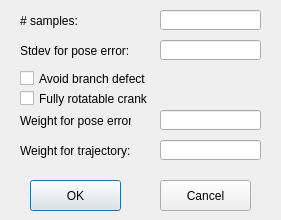
Before: the Qt Designer form BurmesterTheoryThreePosition/LinkageSynthesisOptionDialog.ui in gnishida/BurmesterTheoryThreePosition, drawn with Qt 5.
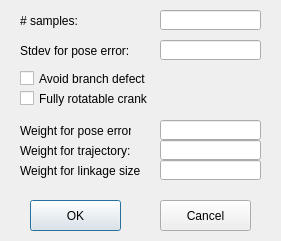
After: the same form once the commit is applied.

Diff of the .ui file:
```diff
--- a/BurmesterTheoryThreePosition/LinkageSynthesisOptionDialog.ui
+++ b/BurmesterTheoryThreePosition/LinkageSynthesisOptionDialog.ui
@@ -7,7 +7,7 @@
     <x>0</x>
     <y>0</y>
     <width>281</width>
-    <height>220</height>
+    <height>241</height>
    </rect>
   </property>
   <property name="windowTitle">
@@ -89,7 +89,7 @@
    <property name="geometry">
     <rect>
      <x>30</x>
-     <y>180</y>
+     <y>200</y>
      <width>91</width>
      <height>31</height>
     </rect>
@@ -102,7 +102,7 @@
    <property name="geometry">
     <rect>
      <x>160</x>
-     <y>180</y>
+     <y>200</y>
      <width>91</width>
      <height>31</height>
     </rect>
@@ -115,7 +115,7 @@
    <property name="geometry">
     <rect>
      <x>160</x>
-     <y>110</y>
+     <y>120</y>
      <width>101</width>
      <height>20</height>
     </rect>
@@ -125,7 +125,7 @@
    <property name="geometry">
     <rect>
      <x>20</x>
-     <y>110</y>
+     <y>120</y>
      <width>111</width>
      <height>21</height>
     </rect>
@@ -157,6 +157,29 @@
     <string>Weight for trajectory:</string>
    </property>
   </widget>
+  <widget class="QLabel" name="label_5">
+   <property name="geometry">
+    <rect>
+     <x>20</x>
+     <y>160</y>
+     <width>121</width>
+     <height>21</height>
+    </rect>
+   </property>
+   <property name="text">
+    <string>Weight for linkage size:</string>
+   </property>
+  </widget>
+  <widget class="QLineEdit" name="lineEditSizeWeight">
+   <property name="geometry">
+    <rect>
+     <x>160</x>
+     <y>160</y>
+     <width>101</width>
+     <height>20</height>
+    </rect>
+   </property>
+  </widget>
  </widget>
  <layoutdefault spacing="6" margin="11"/>
  <resources/>
```
